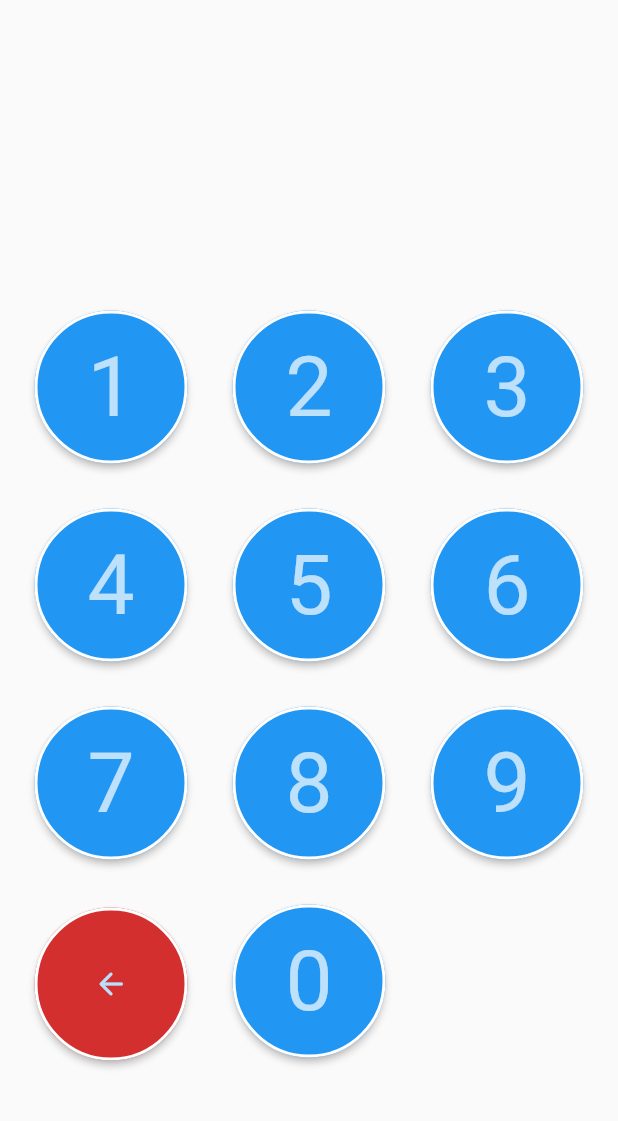
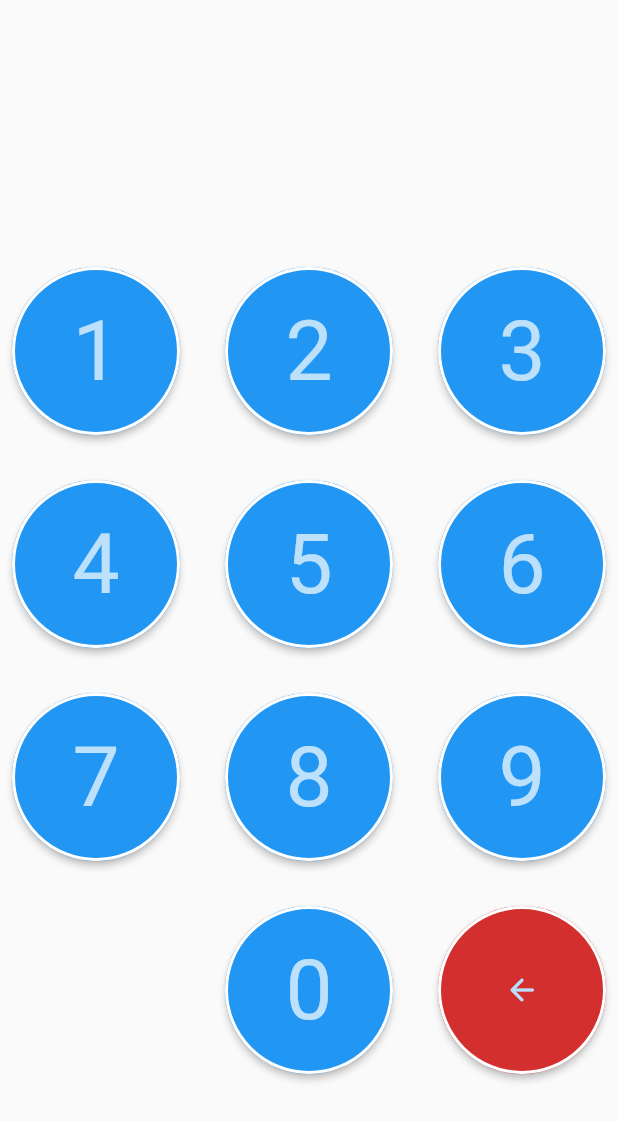
Before and after one commit to Uniserg/my_pin_code_widget, a Flutter app: the screen it shows after launch, on a phone screen of 412 x 824 dp. Shown: the top 1121 px of the screen. Run offline on Flutter 3.47's test engine with Material 2 defaults, Android fonts, the phone set to English and light mode, and no system bars.

Commit message:
Formatting code

```diff
--- a/lib/main.dart
+++ b/lib/main.dart
@@ -11,7 +11,6 @@ class MainApp extends StatelessWidget {
 
   get newPin => PinCodeWidgetNew(
         onChangedPin: (String pin) {},
-        onEnter: (String pin, PinCodeWidgetNewState<PinCodeWidgetNew> state) {},
         pinLen: 4,
       );
 
@@ -28,7 +27,7 @@ class MainApp extends StatelessWidget {
       home: Scaffold(
         body: Center(
           child: Container(
-            margin: const EdgeInsets.only(top: 150),
+              margin: const EdgeInsets.only(top: 100),
               alignment: Alignment.center,
               padding: const EdgeInsets.all(8),
               child: newPin),
--- a/lib/pin_new/flutter_pin_code_widget_new.dart
+++ b/lib/pin_new/flutter_pin_code_widget_new.dart
@@ -1,12 +1,10 @@
 import 'package:flutter/material.dart';
-import 'package:flutter/rendering.dart';
 import 'package:flutter/services.dart';
 import 'package:my_pin_code_widget/pin_new/widgets/keyboard.dart';
 
 class PinCodeWidgetNew extends StatefulWidget {
-  const PinCodeWidgetNew(
-      {super.key,
-      required this.onEnter,
+  const PinCodeWidgetNew({
+    super.key,
     required this.pinLen,
     required this.onChangedPin,
     this.clearStream,
@@ -14,15 +12,12 @@ class PinCodeWidgetNew extends StatefulWidget {
     this.filledIndicatorColor,
     this.keyboardStyle,
     this.pinSize = 20,
-      this.pinInflateRatio = 1.8,
-      this.pinSpacing = 18,
-      this.marginPincode = EdgeInsets.zero,
+    this.pinInflateRatio = 1.5,
+    this.pinSpacing = 15,
+    this.marginPincode = const EdgeInsets.only(bottom: 20),
   });
 
   final KeyboardStyle? keyboardStyle;
-
-  /// Callback after all pins input
-  final void Function(String pin, PinCodeWidgetNewState state) onEnter;
 
   /// Callback onChange
   final void Function(String pin) onChangedPin;
@@ -74,8 +69,6 @@ class PinCodeWidgetNewState<T extends PinCodeWidgetNew> extends State<T> {
         }
       });
     }
-
-    WidgetsBinding.instance.addPostFrameCallback(_afterLayout);
   }
 
   void clear() {
@@ -88,18 +81,6 @@ class PinCodeWidgetNewState<T extends PinCodeWidgetNew> extends State<T> {
         pin = '';
       });
 
-  void calculateAspectRatio() {
-    final renderBox =
-        _gridViewKey.currentContext!.findRenderObject() as RenderBox;
-    final cellWidth = renderBox.size.width / 3;
-    final cellHeight = renderBox.size.height / 4;
-    if (cellWidth > 0 && cellHeight > 0) {
-      _aspectRatio = cellWidth / cellHeight;
-    }
-
-    setState(() {});
-  }
-
   void changeProcessText(String text) {}
 
   void close() {
@@ -110,7 +91,7 @@ class PinCodeWidgetNewState<T extends PinCodeWidgetNew> extends State<T> {
       widget.filledIndicatorColor ?? Theme.of(context).primaryColor;
 
   Widget get pinCode => SizedBox(
-        height: widget.pinSize * widget.pinInflateRatio,
+        height: widget.pinSize * (widget.pinInflateRatio + _aspectRatio),
         child: ListView(
           controller: listController,
           scrollDirection: Axis.horizontal,
@@ -121,7 +102,8 @@ class PinCodeWidgetNewState<T extends PinCodeWidgetNew> extends State<T> {
 
             if (index == pin.length - 1) {
               return AnimatedContainer(
-                margin: EdgeInsets.only(right: widget.pinSpacing, left: widget.pinSpacing),
+                margin: EdgeInsets.only(
+                    right: widget.pinSpacing, left: widget.pinSpacing),
                 width: animate ? size : size * inflateRatio,
                 height: !animate ? size : size * inflateRatio,
                 duration: const Duration(milliseconds: 300),
@@ -133,7 +115,8 @@ class PinCodeWidgetNewState<T extends PinCodeWidgetNew> extends State<T> {
               );
             }
             return Container(
-              margin: EdgeInsets.only(right: widget.pinSpacing, left: widget.pinSpacing),
+              margin: EdgeInsets.only(
+                  right: widget.pinSpacing, left: widget.pinSpacing),
               width: size,
               height: size,
               decoration: BoxDecoration(
@@ -148,15 +131,8 @@ class PinCodeWidgetNewState<T extends PinCodeWidgetNew> extends State<T> {
   @override
   Widget build(BuildContext context) => Scaffold(
         key: _key,
-        body: body(context),
         resizeToAvoidBottomInset: false,
-      );
-
-  Widget body(BuildContext context) {
-    return MeasureSize(
-      onChange: (size) {
-        calculateAspectRatio();
-      },
+        body: SingleChildScrollView(
           child: Container(
             key: _gridViewKey,
             child: Column(
@@ -165,7 +141,10 @@ class PinCodeWidgetNewState<T extends PinCodeWidgetNew> extends State<T> {
                   margin: widget.marginPincode,
                   child: pinCode,
                 ),
-            KeyboardWidget(onPressed: _onPressed, onDeletePressed: _onRemove),
+                KeyboardWidget(
+                  onPressed: _onPressed,
+                  onDeletePressed: _onRemove,
+                ),
                 widget.centerBottomWidget != null
                     ? Flexible(
                         flex: 2,
@@ -175,8 +154,8 @@ class PinCodeWidgetNewState<T extends PinCodeWidgetNew> extends State<T> {
               ],
             ),
           ),
+        ),
       );
-  }
 
   void _onPressed(int num) async {
     if (currentPinLength >= widget.pinLen) {
@@ -203,46 +182,4 @@ class PinCodeWidgetNewState<T extends PinCodeWidgetNew> extends State<T> {
     }
     setState(() => pin = pin.substring(0, pin.length - 1));
   }
-
-  void _afterLayout(dynamic _) {
-    calculateAspectRatio();
 }
-}
-
-typedef OnWidgetSizeChange = void Function(Size size);
-
-class _MeasureSizeRenderObject extends RenderProxyBox {
-  Size? oldSize;
-  final OnWidgetSizeChange onChange;
-
-  _MeasureSizeRenderObject(this.onChange);
-
-  @override
-  void performLayout() {
-    super.performLayout();
-
-    Size newSize = child!.size;
-    if (oldSize == newSize) return;
-
-    oldSize = newSize;
-    WidgetsBinding.instance.addPostFrameCallback((_) {
-      onChange(newSize);
-    });
-  }
-}
-
-class MeasureSize extends SingleChildRenderObjectWidget {
-  const MeasureSize({
-    Key? key,
-    required this.onChange,
-    required Widget child,
-  }) : super(key: key, child: child);
-
-  /// Function to be called when layout changes
-  final OnWidgetSizeChange onChange;
-
-  @override
-  RenderObject createRenderObject(BuildContext context) {
-    return _MeasureSizeRenderObject(onChange);
-  }
-}
--- a/lib/pin_new/widgets/keyboard.dart
+++ b/lib/pin_new/widgets/keyboard.dart
@@ -1,24 +1,29 @@
 import 'package:flutter/material.dart';
 
 class KeyboardStyle {
-  final double _aspectRatio;
   final Color? _deleteButtonColor;
   final Color? _onPressColorAnimation;
   final Color? _buttonColor;
   final Icon _deleteIcon;
   final TextStyle? _numberStyle;
   final BorderSide? _borderSide;
+  final double width;
+  final double height;
+  final double horizontalSpacing;
+  final double verticalSpacing;
 
   const KeyboardStyle(
-      {aspectRatio,
+      {this.width = 400,
+      this.height = 600,
+      this.horizontalSpacing = 30,
+      this.verticalSpacing = 30,
       deleteButtonColor,
       onPressColorAnimation,
       buttonColor,
       deleteIcon,
       numberStyle,
       borderSide})
-      : _aspectRatio = aspectRatio ?? 1,
-        _deleteButtonColor = deleteButtonColor,
+      : _deleteButtonColor = deleteButtonColor,
         _onPressColorAnimation = onPressColorAnimation,
         _buttonColor = buttonColor,
         _deleteIcon = deleteIcon ?? const Icon(Icons.arrow_back_rounded),
@@ -36,8 +41,6 @@ class KeyboardStyle {
       BorderSide(color: Theme.of(context).colorScheme.onPrimary, width: 2);
   TextStyle? getNumberStyle(BuildContext context) =>
       _numberStyle ?? Theme.of(context).primaryTextTheme.displayMedium;
-
-  double get aspectRatio => _aspectRatio;
   Icon get deleteIcon => _deleteIcon;
 }
 
@@ -55,23 +58,22 @@ class KeyboardWidget extends StatelessWidget {
 
   @override
   Widget build(BuildContext context) {
-    return GridView.count(
-      shrinkWrap: true,
+    return Center(
+      child: Container(
+        alignment: Alignment.center,
+        width: keyboardStyle.width,
+        height: keyboardStyle.height,
+        child: GridView.count(
           crossAxisCount: 3,
-      childAspectRatio: keyboardStyle.aspectRatio,
-      physics: const NeverScrollableScrollPhysics(),
+          mainAxisSpacing: keyboardStyle.verticalSpacing,
+          crossAxisSpacing: keyboardStyle.horizontalSpacing,
           children: List.generate(
-        11,
+            12,
             (index) {
-          const double marginRight = 15;
-          const double marginLeft = 15;
-          const double marginBottom = 4;
+              if (index == 9) return Container();
 
-          if (index == 9) {
-            return Container(
-              margin:
-                  const EdgeInsets.only(left: marginLeft, right: marginRight),
-              child: MergeSemantics(
+              if (index == 11) {
+                return MergeSemantics(
                   child: ElevatedButton(
                     style: ElevatedButton.styleFrom(
                       backgroundColor:
@@ -84,7 +86,6 @@ class KeyboardWidget extends StatelessWidget {
                     onPressed: onDeletePressed,
                     child: keyboardStyle.deleteIcon,
                   ),
-              ),
                 );
               } else if (index == 10) {
                 index = 0;
@@ -92,10 +93,7 @@ class KeyboardWidget extends StatelessWidget {
               } else {
                 index++;
               }
-          return Container(
-            margin: const EdgeInsets.only(
-                left: marginLeft, right: marginRight, bottom: marginBottom),
-            child: ElevatedButton(
+              return ElevatedButton(
                 style: ElevatedButton.styleFrom(
                   backgroundColor: keyboardStyle.getButtonColor(context),
                   foregroundColor:
@@ -104,11 +102,12 @@ class KeyboardWidget extends StatelessWidget {
                   shape: const CircleBorder(),
                 ),
                 onPressed: () => onPressed!(index),
-              child:
-                  Text('$index', style: keyboardStyle.getNumberStyle(context)),
-            ),
+                child: Text('$index',
+                    style: keyboardStyle.getNumberStyle(context)),
               );
             },
+          ),
+        ),
       ),
     );
   }
```
Lines whose indentation alone changed are shown as unchanged.
